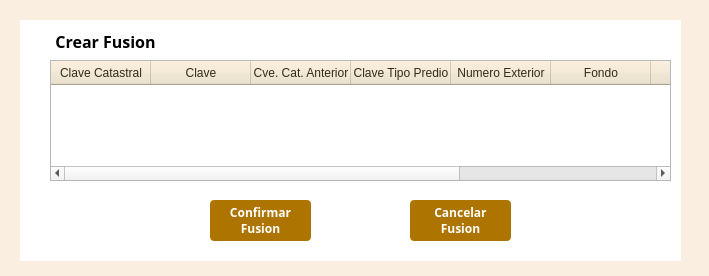
Qt form funciones/fusiondivision/VentanaFusionV3_dialog_base.ui (gerardoros/CartograficoQgisPlugin) before a commit.
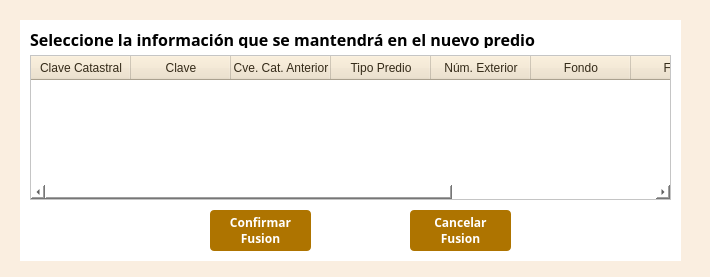
The same form after that commit.

Diff of the .ui file:
```diff
--- a/funciones/fusiondivision/VentanaFusionV3_dialog_base.ui
+++ b/funciones/fusiondivision/VentanaFusionV3_dialog_base.ui
@@ -6,8 +6,8 @@
    <rect>
     <x>0</x>
     <y>0</y>
-    <width>709</width>
-    <height>276</height>
+    <width>710</width>
+    <height>277</height>
    </rect>
   </property>
   <property name="minimumSize">
@@ -30,71 +30,6 @@
 background : rgb(250,238,224);
 }</string>
   </property>
-  <widget class="QTableWidget" name="tabComp">
-   <property name="geometry">
-    <rect>
-     <x>50</x>
-     <y>60</y>
-     <width>621</width>
-     <height>121</height>
-    </rect>
-   </property>
-   <property name="styleSheet">
-    <string notr="true">QHeaderView::section
-{
-background-color: rgb(238,225,200);
-color : rgb(52, 42, 24 );
-text-align: right;
-font-size:12px;
-height:24px
-}</string>
-   </property>
-   <column>
-    <property name="text">
-     <string>Clave Catastral</string>
-    </property>
-   </column>
-   <column>
-    <property name="text">
-     <string>Clave</string>
-    </property>
-   </column>
-   <column>
-    <property name="text">
-     <string>Cve. Cat. Anterior</string>
-    </property>
-   </column>
-   <column>
-    <property name="text">
-     <string>Clave Tipo Predio</string>
-    </property>
-   </column>
-   <column>
-    <property name="text">
-     <string>Numero Exterior</string>
-    </property>
-   </column>
-   <column>
-    <property name="text">
-     <string>Fondo</string>
-    </property>
-   </column>
-   <column>
-    <property name="text">
-     <string>Frente</string>
-    </property>
-   </column>
-   <column>
-    <property name="text">
-     <string>Superficie de terreno</string>
-    </property>
-   </column>
-   <column>
-    <property name="text">
-     <string>Uso Predio</string>
-    </property>
-   </column>
-  </widget>
   <widget class="QWidget" name="widget" native="true">
    <property name="geometry">
     <rect>
@@ -115,9 +50,9 @@
    <widget class="QLabel" name="label_3">
     <property name="geometry">
      <rect>
-      <x>20</x>
-      <y>10</y>
-      <width>131</width>
+      <x>10</x>
+      <y>8</y>
+      <width>631</width>
       <height>20</height>
      </rect>
     </property>
@@ -128,14 +63,14 @@
      </font>
     </property>
     <property name="text">
-     <string>&lt;html&gt;&lt;head/&gt;&lt;body&gt;&lt;p align=&quot;center&quot;&gt;&lt;span style=&quot; font-weight:600;&quot;&gt;Crear Fusion&lt;/span&gt;&lt;/p&gt;&lt;/body&gt;&lt;/html&gt;</string>
+     <string>&lt;html&gt;&lt;head/&gt;&lt;body&gt;&lt;p&gt;&lt;span style=&quot; font-weight:600;&quot;&gt;Seleccione la información que se mantendrá en el nuevo predio&lt;/span&gt;&lt;/p&gt;&lt;/body&gt;&lt;/html&gt;</string>
     </property>
    </widget>
    <widget class="QPushButton" name="btnConfirmar">
     <property name="geometry">
      <rect>
       <x>190</x>
-      <y>180</y>
+      <y>190</y>
       <width>101</width>
       <height>41</height>
      </rect>
@@ -172,7 +107,7 @@
     <property name="geometry">
      <rect>
       <x>390</x>
-      <y>180</y>
+      <y>190</y>
       <width>101</width>
       <height>41</height>
      </rect>
@@ -205,6 +140,71 @@
 Fusion</string>
     </property>
    </widget>
+   <widget class="QTableWidget" name="tableWidget">
+    <property name="geometry">
+     <rect>
+      <x>10</x>
+      <y>35</y>
+      <width>641</width>
+      <height>145</height>
+     </rect>
+    </property>
+    <property name="styleSheet">
+     <string notr="true">QHeaderView::section
+{
+background-color: rgb(238,225,200);
+color : rgb(52, 42, 24 );
+text-align: right;
+font-size:12px;
+height:24px
+}</string>
+    </property>
+    <column>
+     <property name="text">
+      <string>Clave Catastral</string>
+     </property>
+    </column>
+    <column>
+     <property name="text">
+      <string>Clave</string>
+     </property>
+    </column>
+    <column>
+     <property name="text">
+      <string>Cve. Cat. Anterior</string>
+     </property>
+    </column>
+    <column>
+     <property name="text">
+      <string>Tipo Predio</string>
+     </property>
+    </column>
+    <column>
+     <property name="text">
+      <string>Núm. Exterior</string>
+     </property>
+    </column>
+    <column>
+     <property name="text">
+      <string>Fondo</string>
+     </property>
+    </column>
+    <column>
+     <property name="text">
+      <string>Frente</string>
+     </property>
+    </column>
+    <column>
+     <property name="text">
+      <string>Superficie de terreno</string>
+     </property>
+    </column>
+    <column>
+     <property name="text">
+      <string>Uso Predio</string>
+     </property>
+    </column>
+   </widget>
   </widget>
   <zorder>widget</zorder>
   <zorder>tabComp</zorder>
```
Left out of the diff: 2 changed lines with no effect on the pictures.
